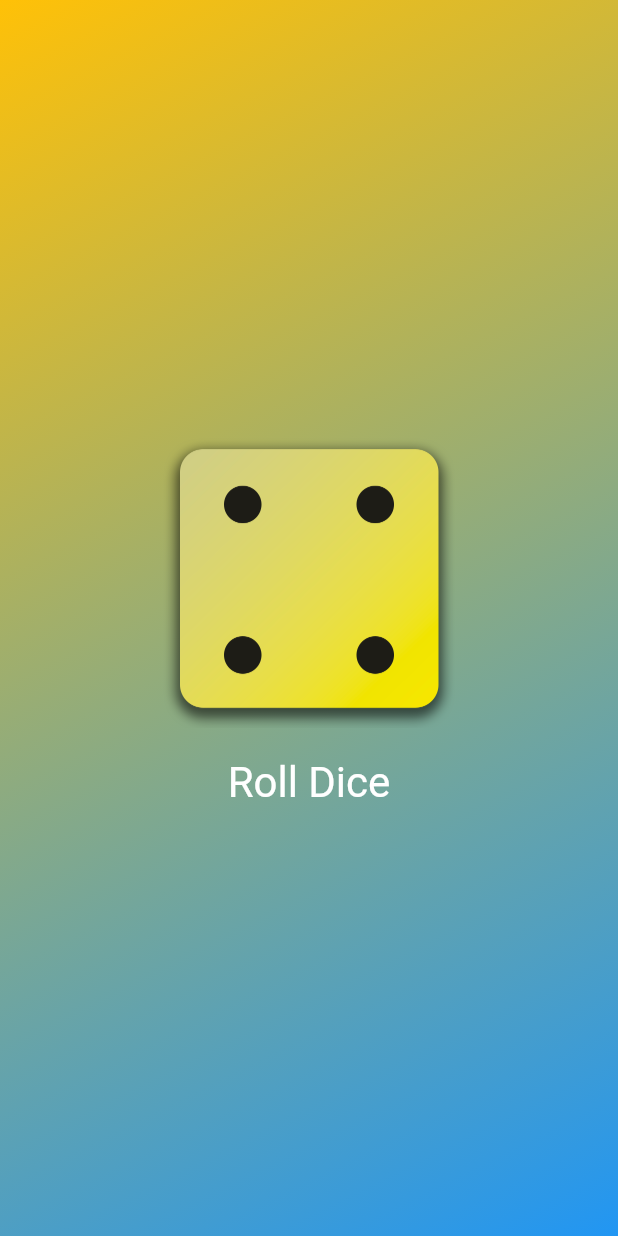
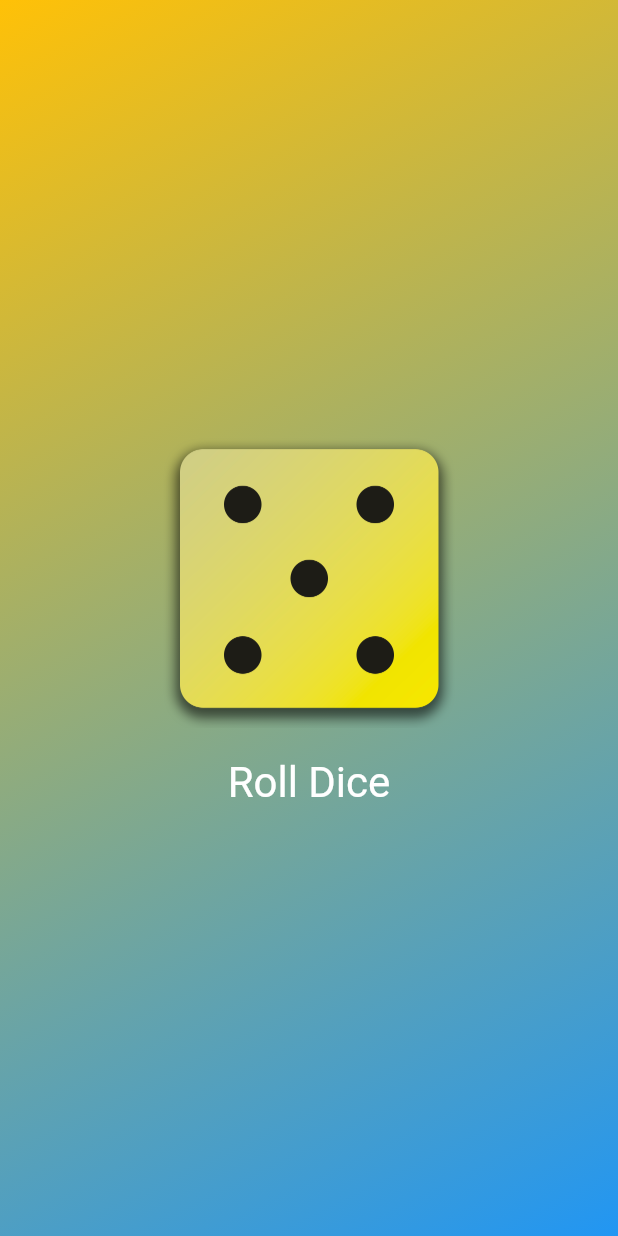
Before and after one commit to smandalsid/flutter_dice, a Flutter app: the screen it shows after launch, after a tap on "Roll Dice", on a phone screen of 412 x 824 dp. Run offline on Flutter 3.47's test engine with Material 2 defaults, Android fonts, the phone set to English and light mode, and no system bars.

```diff
--- a/lib/dice_roller.dart
+++ b/lib/dice_roller.dart
@@ -1,4 +1,7 @@
 import 'package:flutter/material.dart';
+import 'dart:math';
+
+final randomizer=Random();
 
 class DiceRoller extends StatefulWidget {
   const DiceRoller({super.key});
@@ -10,11 +13,11 @@ class DiceRoller extends StatefulWidget {
 }
 
 class _DiceRollerState extends State<DiceRoller> {
-  var activedice = 'assets/images/dice-2.png';
+  var activedice = 2;
 
   void rolldice() {
     setState(() {
-      activedice = 'assets/images/dice-4.png';
+      activedice = randomizer.nextInt(6)+1;
     });
   }
 
@@ -24,7 +27,7 @@ class _DiceRollerState extends State<DiceRoller> {
       mainAxisSize: MainAxisSize.min,
       children: [
         Image.asset(
-          activedice,
+          'assets/images/dice-$activedice.png',
           width: 200,
         ),
         TextButton(
```
